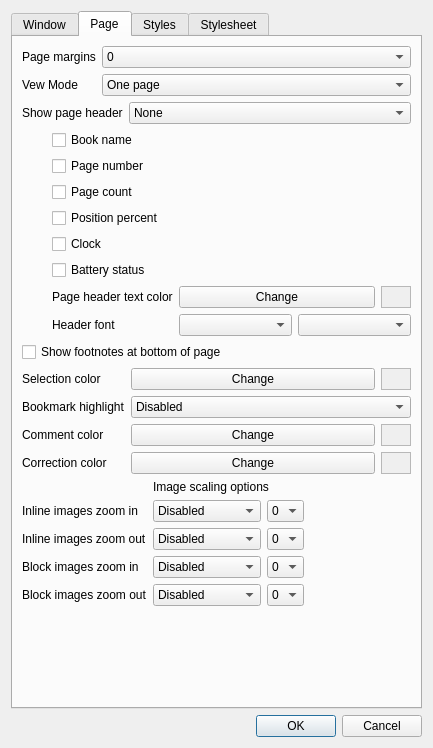
Old version of the form src/settings.ui in the repository CrazyCoder/crqt-ng.
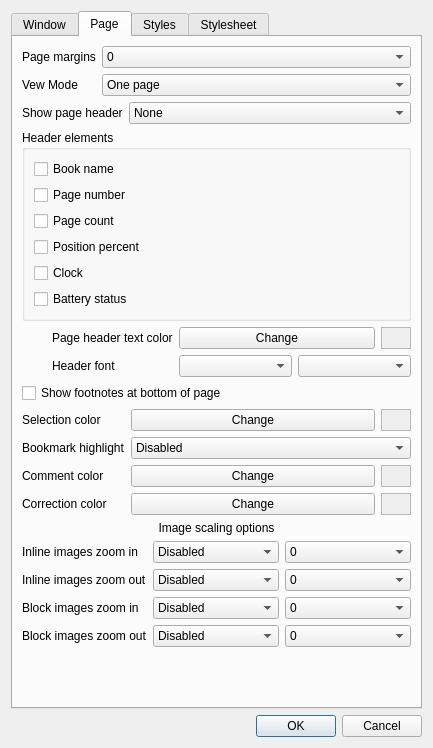
New version of the form. The open tabs and pages were chosen to show the change. Icons and pictures are not drawn.

Patch:
```diff
--- a/src/settings.ui
+++ b/src/settings.ui
@@ -187,8 +187,6 @@
       </attribute>
       <layout class="QVBoxLayout" name="verticalLayout_4">
        <item>
-        <layout class="QVBoxLayout" name="verticalLayout_3">
-         <item>
           <layout class="QFormLayout" name="formLayout_2">
            <property name="fieldGrowthPolicy">
             <enum>QFormLayout::AllNonFixedFieldsGrow</enum>
@@ -387,23 +385,11 @@
           </layout>
          </item>
          <item>
-          <layout class="QHBoxLayout" name="horizontalLayout_2">
-           <item>
-            <spacer name="horizontalSpacer">
-             <property name="orientation">
-              <enum>Qt::Horizontal</enum>
-             </property>
-             <property name="sizeType">
-              <enum>QSizePolicy::Maximum</enum>
-             </property>
-             <property name="sizeHint" stdset="0">
-              <size>
-               <width>30</width>
-               <height>20</height>
-              </size>
-             </property>
-            </spacer>
-           </item>
+        <widget class="QGroupBox" name="groupBox">
+         <property name="title">
+          <string>Header elements</string>
+         </property>
+         <layout class="QVBoxLayout" name="verticalLayout_3">
            <item>
             <widget class="QCheckBox" name="cbShowBookName">
              <property name="text">
@@ -411,26 +397,6 @@
              </property>
             </widget>
            </item>
-          </layout>
-         </item>
-         <item>
-          <layout class="QHBoxLayout" name="horizontalLayout_15">
-           <item>
-            <spacer name="horizontalSpacer_6">
-             <property name="orientation">
-              <enum>Qt::Horizontal</enum>
-             </property>
-             <property name="sizeType">
-              <enum>QSizePolicy::Maximum</enum>
-             </property>
-             <property name="sizeHint" stdset="0">
-              <size>
-               <width>30</width>
-               <height>20</height>
-              </size>
-             </property>
-            </spacer>
-           </item>
            <item>
             <widget class="QCheckBox" name="cbShowPageNumber">
              <property name="text">
@@ -438,26 +404,6 @@
              </property>
             </widget>
            </item>
-          </layout>
-         </item>
-         <item>
-          <layout class="QHBoxLayout" name="horizontalLayout_16">
-           <item>
-            <spacer name="horizontalSpacer_7">
-             <property name="orientation">
-              <enum>Qt::Horizontal</enum>
-             </property>
-             <property name="sizeType">
-              <enum>QSizePolicy::Maximum</enum>
-             </property>
-             <property name="sizeHint" stdset="0">
-              <size>
-               <width>30</width>
-               <height>20</height>
-              </size>
-             </property>
-            </spacer>
-           </item>
            <item>
             <widget class="QCheckBox" name="cbShowPageCount">
              <property name="text">
@@ -465,26 +411,6 @@
              </property>
             </widget>
            </item>
-          </layout>
-         </item>
-         <item>
-          <layout class="QHBoxLayout" name="horizontalLayout_19">
-           <item>
-            <spacer name="horizontalSpacer_8">
-             <property name="orientation">
-              <enum>Qt::Horizontal</enum>
-             </property>
-             <property name="sizeType">
-              <enum>QSizePolicy::Maximum</enum>
-             </property>
-             <property name="sizeHint" stdset="0">
-              <size>
-               <width>30</width>
-               <height>20</height>
-              </size>
-             </property>
-            </spacer>
-           </item>
            <item>
             <widget class="QCheckBox" name="cbShowPositionPercent">
              <property name="text">
@@ -492,26 +418,6 @@
              </property>
             </widget>
            </item>
-          </layout>
-         </item>
-         <item>
-          <layout class="QHBoxLayout" name="horizontalLayout_3">
-           <item>
-            <spacer name="horizontalSpacer_2">
-             <property name="orientation">
-              <enum>Qt::Horizontal</enum>
-             </property>
-             <property name="sizeType">
-              <enum>QSizePolicy::Maximum</enum>
-             </property>
-             <property name="sizeHint" stdset="0">
-              <size>
-               <width>30</width>
-               <height>20</height>
-              </size>
-             </property>
-            </spacer>
-           </item>
            <item>
             <widget class="QCheckBox" name="cbShowClock">
              <property name="text">
@@ -519,26 +425,6 @@
              </property>
             </widget>
            </item>
-          </layout>
-         </item>
-         <item>
-          <layout class="QHBoxLayout" name="horizontalLayout_5">
-           <item>
-            <spacer name="horizontalSpacer_4">
-             <property name="orientation">
-              <enum>Qt::Horizontal</enum>
-             </property>
-             <property name="sizeType">
-              <enum>QSizePolicy::Maximum</enum>
-             </property>
-             <property name="sizeHint" stdset="0">
-              <size>
-               <width>30</width>
-               <height>20</height>
-              </size>
-             </property>
-            </spacer>
-           </item>
            <item>
             <widget class="QCheckBox" name="cbShowBattery">
              <property name="text">
@@ -547,6 +433,7 @@
             </widget>
            </item>
           </layout>
+        </widget>
          </item>
          <item>
           <layout class="QHBoxLayout" name="horizontalLayout_6">
@@ -655,7 +542,7 @@
           </widget>
          </item>
          <item>
-          <layout class="QFormLayout" name="formLayout_6">
+        <layout class="QFormLayout" name="formLayout_7">
            <item row="0" column="0">
             <widget class="QLabel" name="label">
              <property name="text">
@@ -711,6 +598,32 @@
              </item>
             </layout>
            </item>
+         <item row="1" column="0">
+          <widget class="QLabel" name="label_40">
+           <property name="text">
+            <string>Bookmark highlight</string>
+           </property>
+          </widget>
+         </item>
+         <item row="1" column="1">
+          <widget class="QComboBox" name="cbBookmarkHighlightMode">
+           <item>
+            <property name="text">
+             <string>Disabled</string>
+            </property>
+           </item>
+           <item>
+            <property name="text">
+             <string>Solid fill</string>
+            </property>
+           </item>
+           <item>
+            <property name="text">
+             <string>Underline</string>
+            </property>
+           </item>
+          </widget>
+         </item>
            <item row="2" column="0">
             <widget class="QLabel" name="label_2">
              <property name="text">
@@ -821,48 +734,29 @@
              </item>
             </layout>
            </item>
-           <item row="1" column="0">
-            <widget class="QLabel" name="label_40">
-             <property name="text">
-              <string>Bookmark highlight</string>
-             </property>
-            </widget>
-           </item>
-           <item row="1" column="1">
-            <widget class="QComboBox" name="cbBookmarkHighlightMode">
-             <item>
-              <property name="text">
-               <string>Disabled</string>
-              </property>
-             </item>
-             <item>
-              <property name="text">
-               <string>Solid fill</string>
-              </property>
-             </item>
-             <item>
-              <property name="text">
-               <string>Underline</string>
-              </property>
-             </item>
-            </widget>
-           </item>
           </layout>
          </item>
          <item>
-          <layout class="QFormLayout" name="formLayout_7">
-           <property name="fieldGrowthPolicy">
-            <enum>QFormLayout::ExpandingFieldsGrow</enum>
-           </property>
-           <item row="2" column="0">
+        <widget class="QLabel" name="label_42">
+         <property name="text">
+          <string>Image scaling options</string>
+         </property>
+         <property name="alignment">
+          <set>Qt::AlignCenter</set>
+         </property>
+        </widget>
+       </item>
+       <item>
+        <layout class="QFormLayout" name="formLayout_6">
+         <item row="0" column="0">
             <widget class="QLabel" name="label_41">
              <property name="text">
               <string>Inline images zoom in</string>
              </property>
             </widget>
            </item>
-           <item row="2" column="1">
-            <layout class="QHBoxLayout" name="horizontalLayout_25">
+         <item row="0" column="1">
+          <layout class="QHBoxLayout" name="horizontalLayout_2">
              <item>
               <widget class="QComboBox" name="cbImageInlineZoominMode">
                <item>
@@ -908,8 +802,15 @@
              </item>
             </layout>
            </item>
-           <item row="3" column="1">
-            <layout class="QHBoxLayout" name="horizontalLayout_18">
+         <item row="1" column="0">
+          <widget class="QLabel" name="label_64">
+           <property name="text">
+            <string>Inline images zoom out</string>
+           </property>
+          </widget>
+         </item>
+         <item row="1" column="1">
+          <layout class="QHBoxLayout" name="horizontalLayout_3">
              <item>
               <widget class="QComboBox" name="cbImageInlineZoomoutMode">
                <item>
@@ -955,15 +856,15 @@
              </item>
             </layout>
            </item>
-           <item row="5" column="0">
+         <item row="2" column="0">
             <widget class="QLabel" name="label_65">
              <property name="text">
               <string>Block images zoom in</string>
              </property>
             </widget>
            </item>
-           <item row="5" column="1">
-            <layout class="QHBoxLayout" name="horizontalLayout_17">
+         <item row="2" column="1">
+          <layout class="QHBoxLayout" name="horizontalLayout_5">
              <item>
               <widget class="QComboBox" name="cbImageBlockZoominMode">
                <item>
@@ -1009,15 +910,15 @@
              </item>
             </layout>
            </item>
-           <item row="7" column="0">
+         <item row="3" column="0">
             <widget class="QLabel" name="label_53">
              <property name="text">
               <string>Block images zoom out</string>
              </property>
             </widget>
            </item>
-           <item row="7" column="1">
-            <layout class="QHBoxLayout" name="horizontalLayout_12">
+         <item row="3" column="1">
+          <layout class="QHBoxLayout" name="horizontalLayout_15">
              <item>
               <widget class="QComboBox" name="cbImageBlockZoomoutMode">
                <item>
@@ -1063,20 +964,6 @@
              </item>
             </layout>
            </item>
-           <item row="3" column="0">
-            <widget class="QLabel" name="label_64">
-             <property name="text">
-              <string>Inline images zoom out</string>
-             </property>
-            </widget>
-           </item>
-           <item row="1" column="1">
-            <widget class="QLabel" name="label_42">
-             <property name="text">
-              <string>Image scaling options</string>
-             </property>
-            </widget>
-           </item>
           </layout>
          </item>
          <item>
@@ -1086,13 +973,11 @@
            </property>
            <property name="sizeHint" stdset="0">
             <size>
-             <width>367</width>
-             <height>13</height>
+           <width>0</width>
+           <height>0</height>
             </size>
            </property>
           </spacer>
-         </item>
-        </layout>
        </item>
       </layout>
      </widget>
```
Left out of the diff: 131 changed lines with no effect on the pictures. Lines whose indentation alone changed are shown as unchanged.
